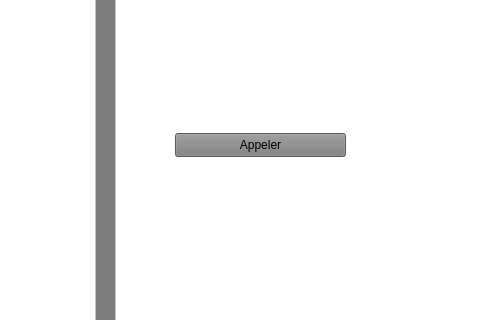
This is LaboLangue/mainwindow.ui in Sam-Depardieu/Labo-de-langue as Qt 5 draws it before an edit; both pictures show x 545 to 1025 and y 147 to 467 of the 1300 by 760 pixel window. The edited form follows.
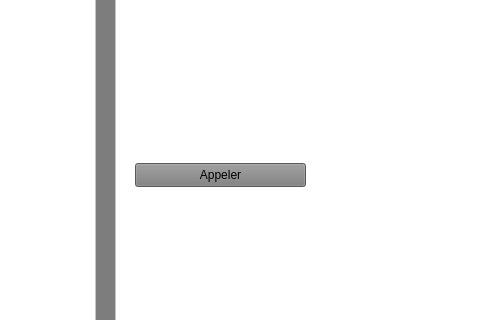
This is the edited form.

The edit to the form file:
```diff
--- a/LaboLangue/mainwindow.ui
+++ b/LaboLangue/mainwindow.ui
@@ -951,8 +951,8 @@
    <widget class="QPushButton" name="AppelerButton">
     <property name="geometry">
      <rect>
-      <x>720</x>
-      <y>280</y>
+      <x>680</x>
+      <y>310</y>
       <width>171</width>
       <height>24</height>
      </rect>
```
Left out of the diff: 2 changed lines with no effect on the pictures.
